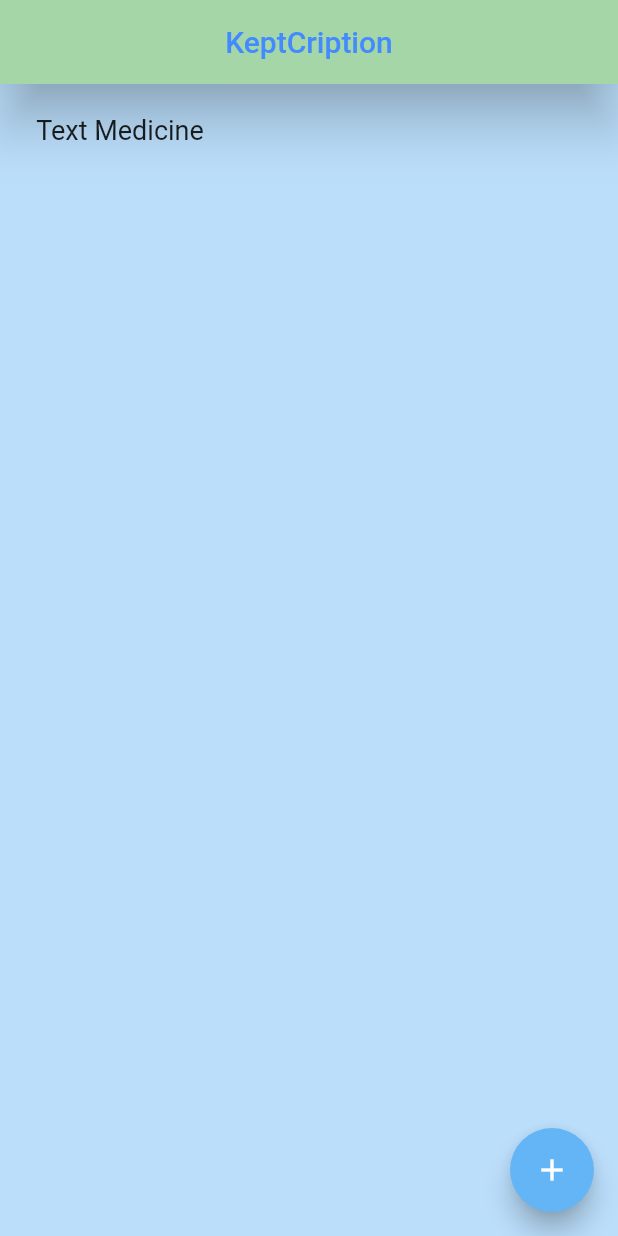
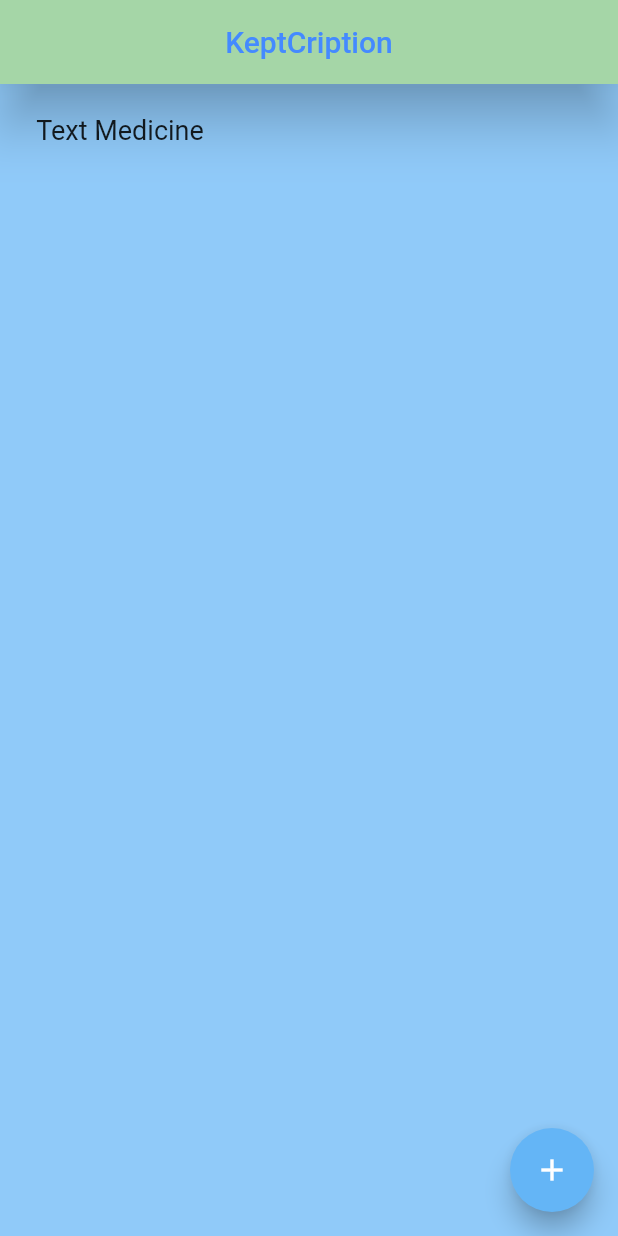
Before and after one commit to itsSandanuK/Project_Keptcription, a Flutter app: the screen it shows after launch, on a phone screen of 412 x 824 dp. Run offline on Flutter 3.47's test engine with Material 2 defaults, Android fonts, the phone set to English and light mode, and no system bars; Roboto replaces fonts that are missing (fonts/Neometric-Regular.otf).

Commit message:
color change

```diff
--- a/lib/main.dart
+++ b/lib/main.dart
@@ -1,6 +1,7 @@
 import 'dart:ui';
 
 import 'package:flutter/material.dart';
+
 //GitHub - Press plus icon to update git
 void main() => runApp(MaterialApp(
       home: KeptCription(),
@@ -10,7 +11,7 @@ class KeptCription extends StatelessWidget {
   @override
   Widget build(BuildContext context) {
     return Scaffold(
-      backgroundColor: Colors.blue[100],
+      backgroundColor: Colors.blue[200],
       appBar: AppBar(
         title: Text(
           "KeptCription",
```
